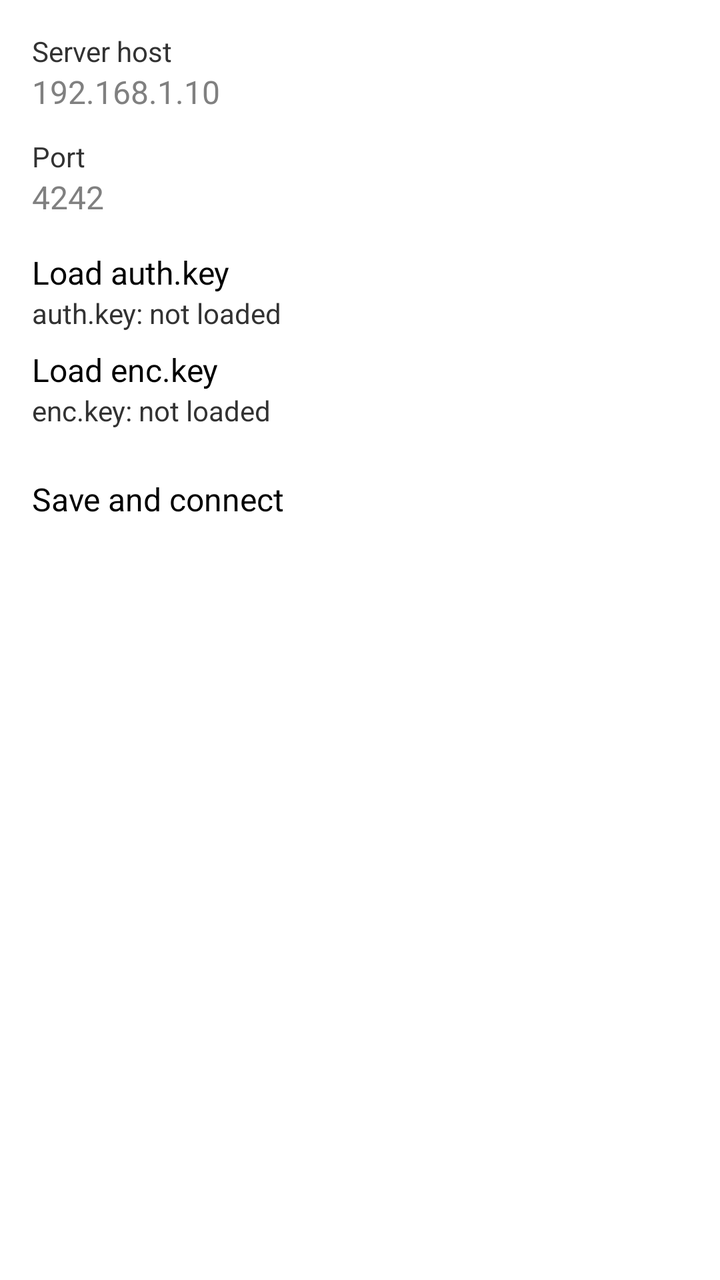
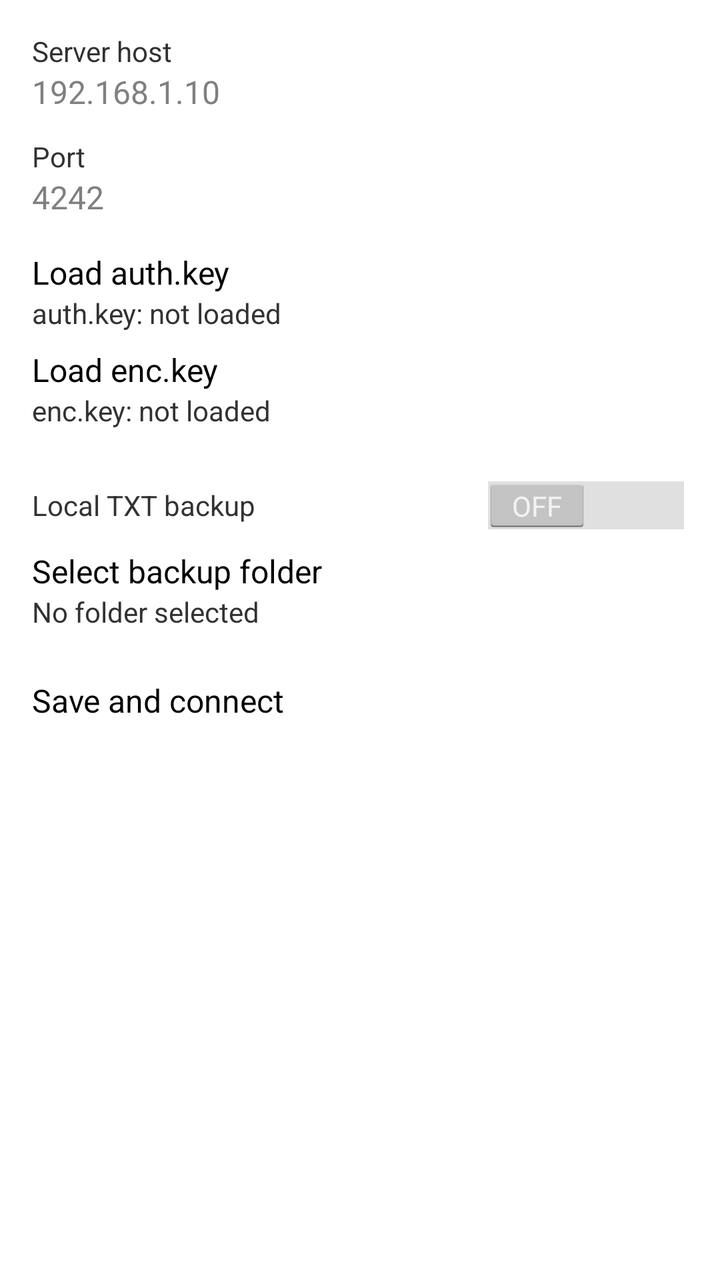

Two renders of the same Android screen: before a commit and after it. Below are the layout's source before the change and the commit's diff.
<!-- AndroidManifest.xml: application theme Theme.Diary -->
<!-- res/layout/activity_setup.xml -->
<?xml version="1.0" encoding="utf-8"?>
<LinearLayout xmlns:android="http://schemas.android.com/apk/res/android"
    android:layout_width="match_parent"
    android:layout_height="match_parent"
    android:orientation="vertical"
    android:padding="16dp">

    <TextView
        android:layout_width="wrap_content"
        android:layout_height="wrap_content"
        android:text="Server host" />

    <EditText
        android:id="@+id/edit_host"
        android:layout_width="match_parent"
        android:layout_height="wrap_content"
        android:hint="192.168.1.10"
        android:inputType="textNoSuggestions" />

    <TextView
        android:layout_width="wrap_content"
        android:layout_height="wrap_content"
        android:layout_marginTop="12dp"
        android:text="Port" />

    <EditText
        android:id="@+id/edit_port"
        android:layout_width="match_parent"
        android:layout_height="wrap_content"
        android:hint="4242"
        android:inputType="number" />

    <Button
        android:id="@+id/btn_auth_key"
        android:layout_width="match_parent"
        android:layout_height="wrap_content"
        android:layout_marginTop="16dp"
        android:text="Load auth.key" />

    <TextView
        android:id="@+id/label_auth_key"
        android:layout_width="wrap_content"
        android:layout_height="wrap_content"
        android:text="auth.key: not loaded" />

    <Button
        android:id="@+id/btn_enc_key"
        android:layout_width="match_parent"
        android:layout_height="wrap_content"
        android:layout_marginTop="8dp"
        android:text="Load enc.key" />

    <TextView
        android:id="@+id/label_enc_key"
        android:layout_width="wrap_content"
        android:layout_height="wrap_content"
        android:text="enc.key: not loaded" />

    <Button
        android:id="@+id/btn_save"
        android:layout_width="match_parent"
        android:layout_height="wrap_content"
        android:layout_marginTop="24dp"
        android:text="Save and connect" />

</LinearLayout>
<!-- resources referenced by this layout -->
<resources>
  <style name="Theme.Diary" parent="android:Theme.Holo.Light.DarkActionBar" />
</resources>

<!-- the commit's change to res/layout/activity_setup.xml (unified diff, before → after) -->
@@ -56,6 +56,39 @@
         android:layout_height="wrap_content"
         android:text="enc.key: not loaded" />
 
+    <LinearLayout
+        android:layout_width="match_parent"
+        android:layout_height="wrap_content"
+        android:layout_marginTop="24dp"
+        android:orientation="horizontal"
+        android:gravity="center_vertical">
+
+        <TextView
+            android:layout_width="0dp"
+            android:layout_height="wrap_content"
+            android:layout_weight="1"
+            android:text="Local TXT backup" />
+
+        <Switch
+            android:id="@+id/switch_backup"
+            android:layout_width="wrap_content"
+            android:layout_height="wrap_content" />
+
+    </LinearLayout>
+
+    <Button
+        android:id="@+id/btn_backup_dir"
+        android:layout_width="match_parent"
+        android:layout_height="wrap_content"
+        android:layout_marginTop="8dp"
+        android:text="Select backup folder" />
+
+    <TextView
+        android:id="@+id/label_backup_dir"
+        android:layout_width="wrap_content"
+        android:layout_height="wrap_content"
+        android:text="No folder selected" />
+
     <Button
         android:id="@+id/btn_save"
         android:layout_width="match_parent"
